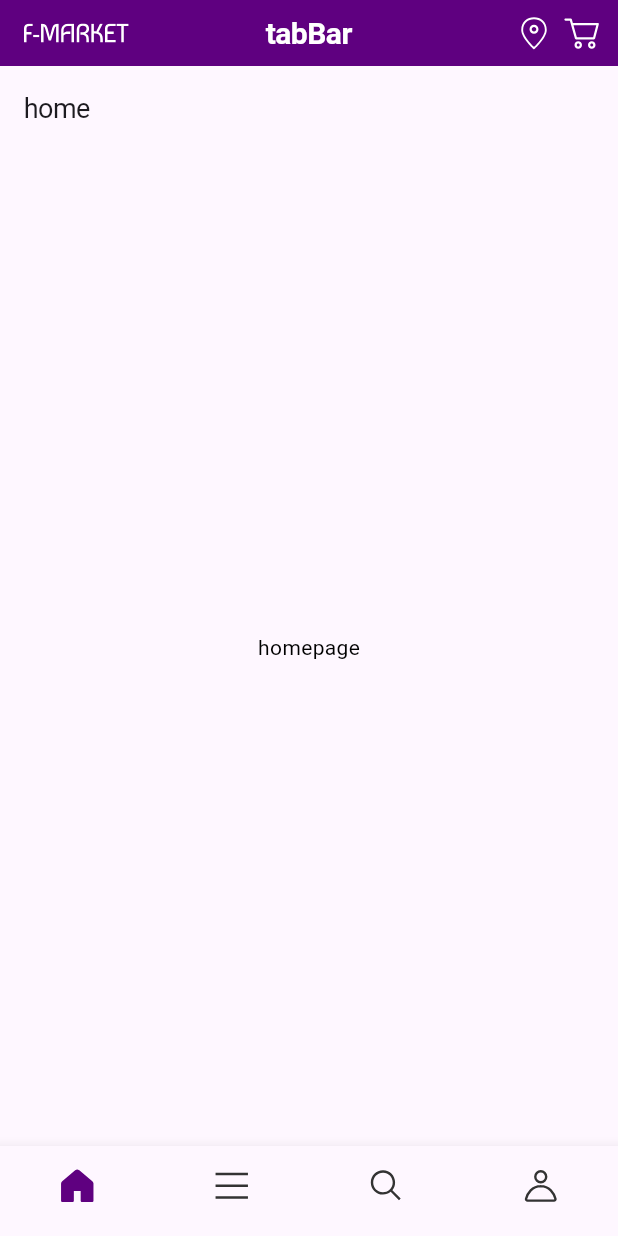
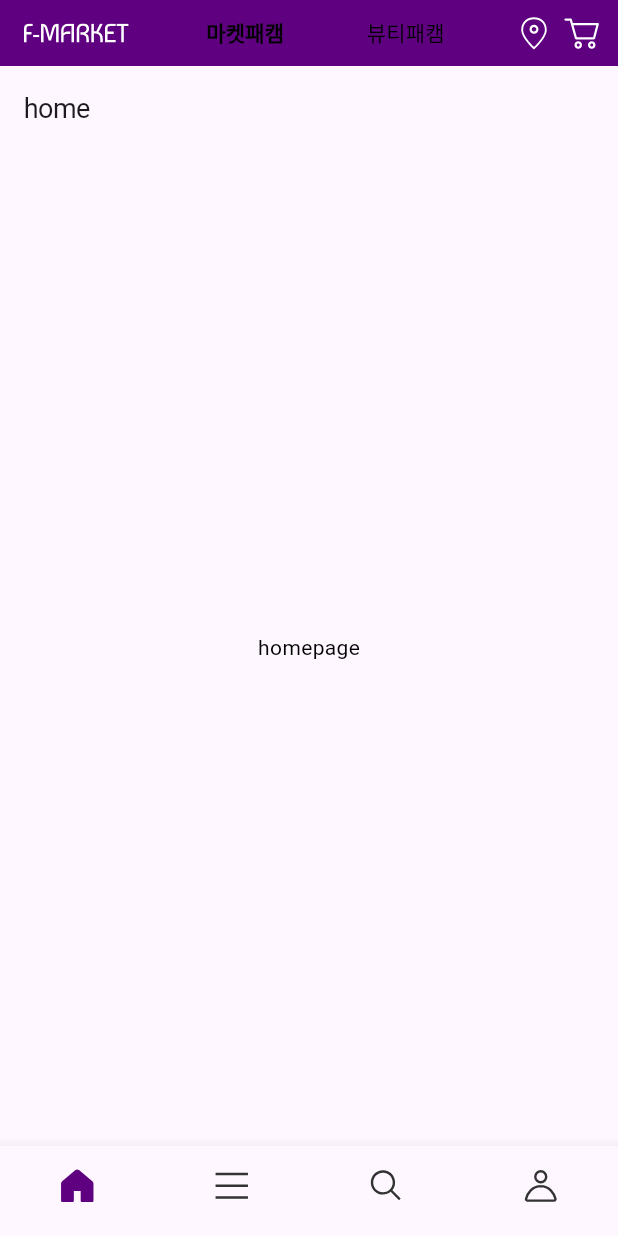
Before and after one commit to chaenchaen99/e-commerce-app, a Flutter app: the screen it shows after launch, on a phone screen of 412 x 824 dp. Run offline on Flutter 3.47's test engine with Material 3 defaults, Android fonts, the phone set to English and light mode, and no system bars; our stand-ins replace flutter_bloc, flutter_svg, go_router; missing offline and left inert: dart:ffi; Roboto replaces fonts that are missing (Pretendard).

Commit message:
feat) AppBar cubit 구현

```diff
--- /dev/null
+++ b/lib/presentation/pages/main/component/top_app_bar/default_app_bar.dart
@@ -0,0 +1,33 @@
+import 'package:flutter/material.dart';
+import 'package:flutter_bloc/flutter_bloc.dart';
+
+import '../../../../../core/theme/constant/app_colors.dart';
+import '../../cubit/bottom_nav_cubit.dart';
+import '../../cubit/mall_type_cubit.dart';
+
+class DefaultAppBar extends StatelessWidget {
+  final BottomNav bottomnav;
+
+  const DefaultAppBar(this.bottomnav, {super.key});
+
+  @override
+  Widget build(BuildContext context) {
+    return BlocBuilder<MallTypeCubit, MallType>(builder: (_, state) {
+      return Container(
+        padding: EdgeInsets.symmetric(vertical: 6.0, horizontal: 8.0),
+        color: (state.isMarket) ? AppColors.primary : AppColors.background,
+        child: AppBar(
+          title: Text(
+            bottomnav.toName,
+            style: Theme.of(context).textTheme.headlineSmall?.copyWith(
+                color: state.isMarket
+                    ? AppColors.background
+                    : AppColors.contentPrimary),
+          ),
+          backgroundColor: Colors.transparent,
+          centerTitle: true,
+        ),
+      );
+    });
+  }
+}
--- /dev/null
+++ b/lib/presentation/pages/main/component/top_app_bar/home_app_bar.dart
@@ -0,0 +1,82 @@
+import 'dart:ffi';
+
+import 'package:flutter/material.dart';
+import 'package:flutter_bloc/flutter_bloc.dart';
+import 'package:flutter_svg/svg.dart';
+
+import '../../../../../core/theme/constant/app_colors.dart';
+import '../../../../../core/theme/constant/app_icons.dart';
+import '../../cubit/mall_type_cubit.dart';
+
+class HomeAppBar extends StatelessWidget {
+  const HomeAppBar({super.key});
+
+  @override
+  Widget build(BuildContext context) {
+    return BlocBuilder<MallTypeCubit, MallType>(builder: (_, state) {
+      return AnimatedContainer(
+        duration: Duration(milliseconds: 400),
+        color: (state.isMarket) ? AppColors.primary : AppColors.background,
+        padding: EdgeInsets.symmetric(vertical: 6.0, horizontal: 8.0),
+        child: AppBar(
+            // backgroundColor: Colors.amber,
+            leading: Padding(
+              padding: EdgeInsets.all(8),
+              child: SvgPicture.asset(
+                AppIcons.mainLogo,
+                colorFilter: ColorFilter.mode(
+                  state.isMarket ? AppColors.onPrimary : AppColors.primary,
+                  BlendMode.srcIn,
+                ),
+              ),
+            ),
+            title: DefaultTabController(
+              initialIndex: state.index,
+              length: MallType.values.length,
+              child: TabBar(
+                onTap: (index) =>
+                    context.read<MallTypeCubit>().changeIndex(index),
+                labelColor: Colors.black,
+                unselectedLabelColor: Colors.black,
+                overlayColor: WidgetStateProperty.all(Colors.transparent),
+                tabs: List.generate(
+                  MallType.values.length,
+                  (index) => Tab(
+                    text: MallType.values[index].toName,
+                  ),
+                ),
+              ),
+            ),
+            actions: [
+              Padding(
+                padding: EdgeInsets.all(4.0),
+                child: SvgPicture.asset(
+                  AppIcons.location,
+                  colorFilter: ColorFilter.mode(
+                    state.isMarket
+                        ? AppColors.background
+                        : AppColors.contentPrimary,
+                    BlendMode.srcIn,
+                  ),
+                ),
+              ),
+              Padding(
+                padding: EdgeInsets.all(4.0),
+                child: SvgPicture.asset(
+                  AppIcons.cart,
+                  colorFilter: ColorFilter.mode(
+                    state.isMarket
+                        ? AppColors.background
+                        : AppColors.contentPrimary,
+                    BlendMode.srcIn,
+                  ),
+                ),
+              )
+            ],
+            backgroundColor: Colors.transparent,
+            centerTitle: true,
+            leadingWidth: 86),
+      );
+    });
+  }
+}
--- /dev/null
+++ b/lib/presentation/pages/main/component/top_app_bar/top_app_bar.dart
@@ -0,0 +1,27 @@
+import 'package:flutter/material.dart';
+import 'package:flutter_bloc/flutter_bloc.dart';
+
+import '../../cubit/bottom_nav_cubit.dart';
+import 'default_app_bar.dart';
+import 'home_app_bar.dart';
+
+class TopAppBar extends StatelessWidget implements PreferredSizeWidget {
+  const TopAppBar({super.key});
+
+  @override
+  Widget build(BuildContext context) {
+    return BlocBuilder<BottomNavCubit, BottomNav>(builder: (_, state) {
+      switch (state) {
+        case BottomNav.home:
+          return HomeAppBar();
+        case BottomNav.search:
+        case BottomNav.category:
+        case BottomNav.user:
+          return DefaultAppBar(state);
+      }
+    });
+  }
+
+  @override
+  Size get preferredSize => Size.fromHeight(44);
+}
--- /dev/null
+++ b/lib/presentation/pages/main/cubit/mall_type_cubit.dart
@@ -0,0 +1,26 @@
+import 'package:flutter_bloc/flutter_bloc.dart';
+
+enum MallType {
+  market,
+  beauty,
+}
+
+class MallTypeCubit extends Cubit<MallType> {
+  MallTypeCubit() : super(MallType.market);
+
+  void changeIndex(int index) => emit(MallType.values[index]);
+}
+
+extension MallTypeExtension on MallType {
+  String get toName {
+    switch (this) {
+      case MallType.market:
+        return '마켓패캠';
+      case MallType.beauty:
+        return '뷰티패캠';
+    }
+  }
+
+  bool get isMarket => this == MallType.market;
+  bool get isBeauty => this == MallType.beauty;
+}
--- a/lib/presentation/pages/main/main_page.dart
+++ b/lib/presentation/pages/main/main_page.dart
@@ -8,17 +8,19 @@ import '../category/category_page.dart';
 import '../home/home_page.dart';
 import '../search/search_page.dart';
 import '../user/user_page.dart';
+import 'component/top_app_bar/top_app_bar.dart';
 import 'cubit/bottom_nav_cubit.dart';
+import 'cubit/mall_type_cubit.dart';
 
 class MainPage extends StatelessWidget {
   const MainPage({super.key});
 
   @override
   Widget build(BuildContext context) {
-    return BlocProvider(
-      create: (_) => BottomNavCubit(),
-      child: MainPageView(),
-    );
+    return MultiBlocProvider(providers: [
+      BlocProvider(create: (_) => BottomNavCubit()),
+      BlocProvider(create: (_) => MallTypeCubit()),
+    ], child: MainPageView());
   }
 }
 
@@ -28,46 +30,7 @@ class MainPageView extends StatelessWidget {
   @override
   Widget build(BuildContext context) {
     return Scaffold(
-      appBar: PreferredSize(
-        preferredSize: Size.fromHeight(44),
-        child: Container(
-          color: AppColors.primary,
-          padding: EdgeInsets.symmetric(vertical: 6.0, horizontal: 8.0),
-          child: AppBar(
-              leading: Padding(
-                padding: EdgeInsets.all(8),
-                child: SvgPicture.asset(AppIcons.mainLogo),
-              ),
-              title: Text(
-                'tabBar',
-                style: TextStyle(
-                    color: Colors.white,
-                    fontSize: 20,
-                    fontWeight: FontWeight.bold),
-              ),
-              actions: [
-                Padding(
-                  padding: EdgeInsets.all(4.0),
-                  child: SvgPicture.asset(
-                    AppIcons.location,
-                    colorFilter:
-                        ColorFilter.mode(AppColors.background, BlendMode.srcIn),
-                  ),
-                ),
-                Padding(
-                  padding: EdgeInsets.all(4.0),
-                  child: SvgPicture.asset(
-                    AppIcons.cart,
-                    colorFilter:
-                        ColorFilter.mode(AppColors.background, BlendMode.srcIn),
-                  ),
-                )
-              ],
-              backgroundColor: AppColors.primary,
-              centerTitle: true,
-              leadingWidth: 86),
-        ),
-      ),
+      appBar: TopAppBar(),
       body: BlocBuilder<BottomNavCubit, BottomNav>(
         builder: (_, state) {
           switch (state) {
```
Also changed, not shown: pubspec.lock.
